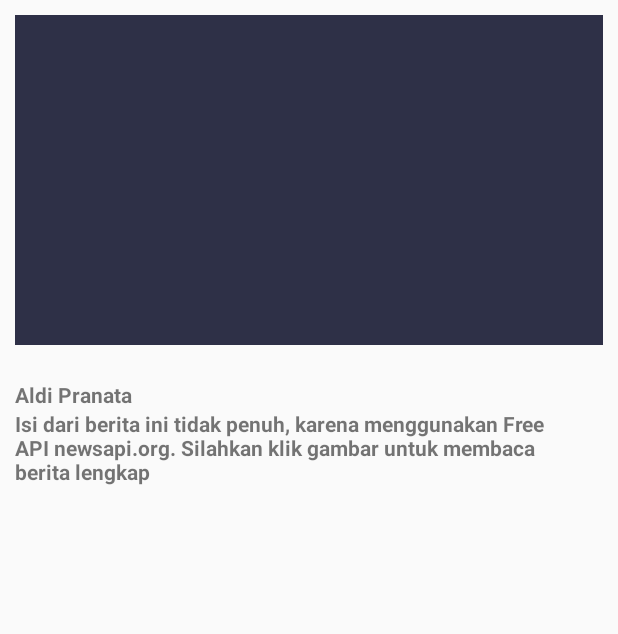
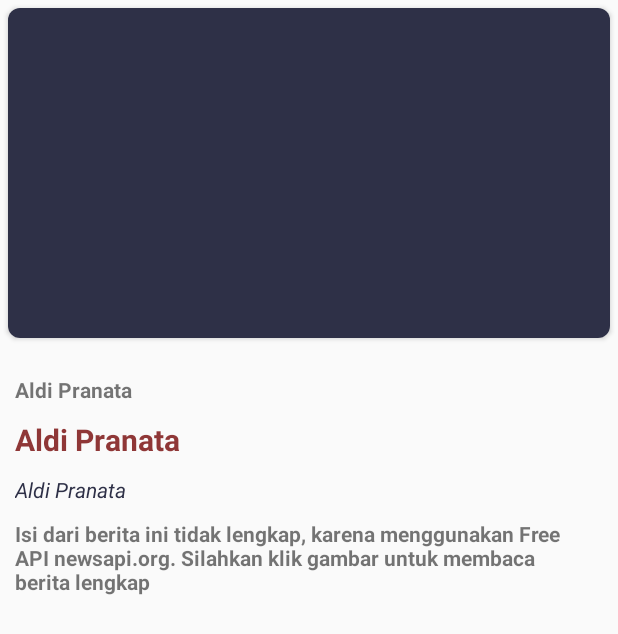
Before and after one commit to aldyjrz/List-App-Dicoding-Tugas, an Android app: the layout news_detail.xml on its own in the app's theme, with its tools: preview values and no code run, on a phone screen of 412 x 824 dp. Shown: the top 634 px of the screen. Run offline under Robolectric (Android 15) with nearby library versions, the phone set to English and light mode, and no system bars; network calls fail.

```diff
--- a/app/src/main/AndroidManifest.xml
+++ b/app/src/main/AndroidManifest.xml
@@ -24,6 +24,7 @@
                 <category android:name="android.intent.category.LAUNCHER" />
             </intent-filter>
         </activity>
+        <activity android:name=".DetailActivity"/>
     </application>
 
 </manifest>
--- a/app/src/main/java/com/aldyjrz/mountaindo/MainActivity.java
+++ b/app/src/main/java/com/aldyjrz/mountaindo/MainActivity.java
@@ -103,20 +103,20 @@ public class MainActivity extends AppCompatActivity {
                         String deskripsi = jsonObject.getString("description");
                         String image = jsonObject.getString("urlToImage");
                         String publish = jsonObject.getString("publishedAt");
+                        String link = jsonObject.getString("url");
                         String content = jsonObject.getString("content");
 
                         NewsModels newsModel = new NewsModels();
                         newsModel.setSourceName(nama);
                         newsModel.setAuthor(author);
+                        newsModel.setLink(link);
+
                         newsModel.setTitle(judul);
                         newsModel.setDescription(deskripsi);
                         newsModel.setImage(image);
                         newsModel.setPublishDate(publish);
                         newsModel.setContent(content);
                           Log.d("BERITA", newsModel.getTitle());
-                        Toast.makeText(getApplicationContext(),
-                                "Server BERITA: " + newsModel.getContent(),
-                                Toast.LENGTH_LONG).show();
 
                         list.add(newsModel);
                         showRecyclerCardView();
--- a/app/src/main/res/layout/news_detail.xml
+++ b/app/src/main/res/layout/news_detail.xml
@@ -1,34 +1,35 @@
 <?xml version="1.0" encoding="utf-8"?>
 
 
-<RelativeLayout xmlns:android="http://schemas.android.com/apk/res/android"
+<LinearLayout android:layout_width="match_parent"
+    android:layout_height="match_parent"
     xmlns:tools="http://schemas.android.com/tools"
-    android:id="@+id/rLayout"
-    android:layout_width="wrap_content"
-    android:layout_height="wrap_content"
-    android:gravity="center|center_horizontal"
-    android:padding="10dp">
+    xmlns:app="http://schemas.android.com/apk/res-auto"
+    android:orientation="vertical"
+    xmlns:android="http://schemas.android.com/apk/res/android">
+    <androidx.cardview.widget.CardView
+        android:layout_width="match_parent"
+        android:layout_height="220dp"
+        app:cardCornerRadius="8dp"
+        android:layout_margin="5dp"
+        android:elevation="10dp">
 
         <ImageView
             android:id="@+id/news_img"
             android:layout_width="match_parent"
             android:layout_height="220dp"
-        android:layout_marginBottom="4dp"
             android:foregroundGravity="center|center_horizontal"
-        android:scaleType="center"
+            android:scaleType="centerCrop"
             tools:src="@color/colorAccent" />
 
-    <LinearLayout
-        android:layout_width="match_parent"
-        android:layout_height="match_parent"
-        android:layout_below="@id/news_img"
-        android:orientation="vertical">
+    </androidx.cardview.widget.CardView>
 
     <TextView
         android:id="@+id/tv_date"
         android:layout_width="match_parent"
         android:layout_height="wrap_content"
         android:layout_below="@+id/news_img"
+        android:layout_marginLeft="10dp"
         android:ellipsize="end"
         android:gravity="start" />
 
@@ -37,26 +38,53 @@
         android:layout_width="match_parent"
         android:layout_height="wrap_content"
         android:layout_below="@id/tv_date"
+        android:layout_marginLeft="10dp"
         android:layout_marginRight="16dp"
-            android:layout_toEndOf="@id/news_img"
         android:textStyle="bold"
+        tools:text="Aldi Pranata" />
+
+    <TextView
+        android:id="@+id/tv_title"
+        android:layout_width="match_parent"
+        android:layout_height="wrap_content"
+        android:layout_below="@id/tv_author"
+        android:layout_marginLeft="10dp"
+        android:layout_marginRight="16dp"
+        android:layout_marginTop="10dp"
+        android:textColor="#8F3737"
+        android:textSize="20sp"
+        android:textStyle="bold"
+        tools:text="Aldi Pranata" />
+
+    <TextView
+        android:id="@+id/tv_link"
+        android:layout_width="match_parent"
+        android:layout_height="wrap_content"
+        android:layout_below="@id/tv_link"
+        android:layout_marginLeft="10dp"
+        android:layout_marginRight="16dp"
+        android:layout_marginTop="10dp"
+        android:textColor="#2e3047"
+        android:textSize="14sp"
+        android:textStyle="italic"
         tools:text="Aldi Pranata" />
 
     <TextView
         android:id="@+id/tv_warning"
         android:layout_width="match_parent"
         android:layout_height="wrap_content"
-            android:layout_below="@id/tv_date"
+        android:layout_marginLeft="10dp"
         android:layout_marginRight="16dp"
-            android:layout_toEndOf="@id/news_img"
-            android:textStyle="bold"
-            tools:text="Isi dari berita ini tidak penuh, karena menggunakan Free API newsapi.org. Silahkan klik gambar untuk membaca berita lengkap" />
+        android:layout_marginTop="10dp"
+        android:text="Isi dari berita ini tidak lengkap, karena menggunakan Free API newsapi.org. Silahkan klik gambar untuk membaca berita lengkap"
+        android:textStyle="bold" />
 
     <TextView
         android:id="@+id/content"
         android:layout_width="match_parent"
         android:layout_height="match_parent"
-            android:layout_below="@id/tv_author" />
+        android:layout_below="@id/tv_warning"
+        android:layout_marginLeft="10dp"
+        android:layout_marginRight="10dp"
+        android:layout_marginTop="15dp" />
     </LinearLayout>
-
-</RelativeLayout>
```
Also changed, not shown: app/src/main/java/com/aldyjrz/mountaindo/Adapter/NewsAdapter.kt (+31 -9 lines), app/src/main/java/com/aldyjrz/mountaindo/Adapter/NewsModels.java (+14 -15 lines), app/src/main/java/com/aldyjrz/mountaindo/DetailActivity.java (+81 -40 lines), app/src/main/res/layout/activity_about.xml (added, +29 -0 lines), app/src/main/res/layout/item_news.xml (+22 -2 lines), app/src/main/res/drawable/me.jpg (added). Lines whose indentation alone changed are shown as unchanged.
